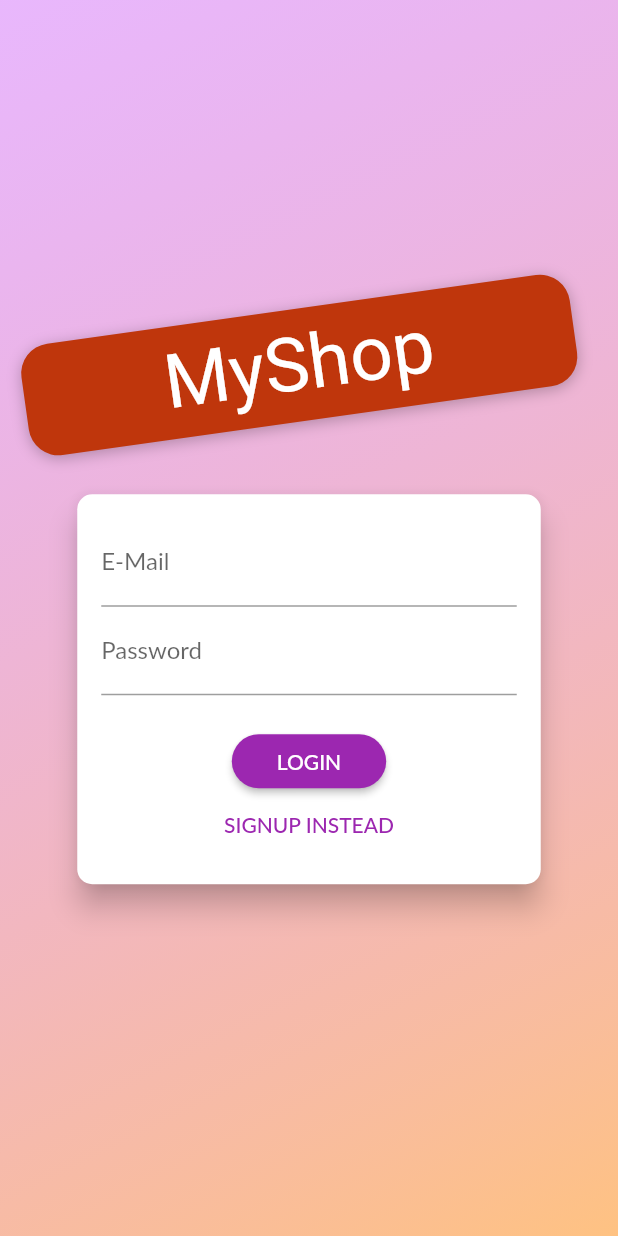
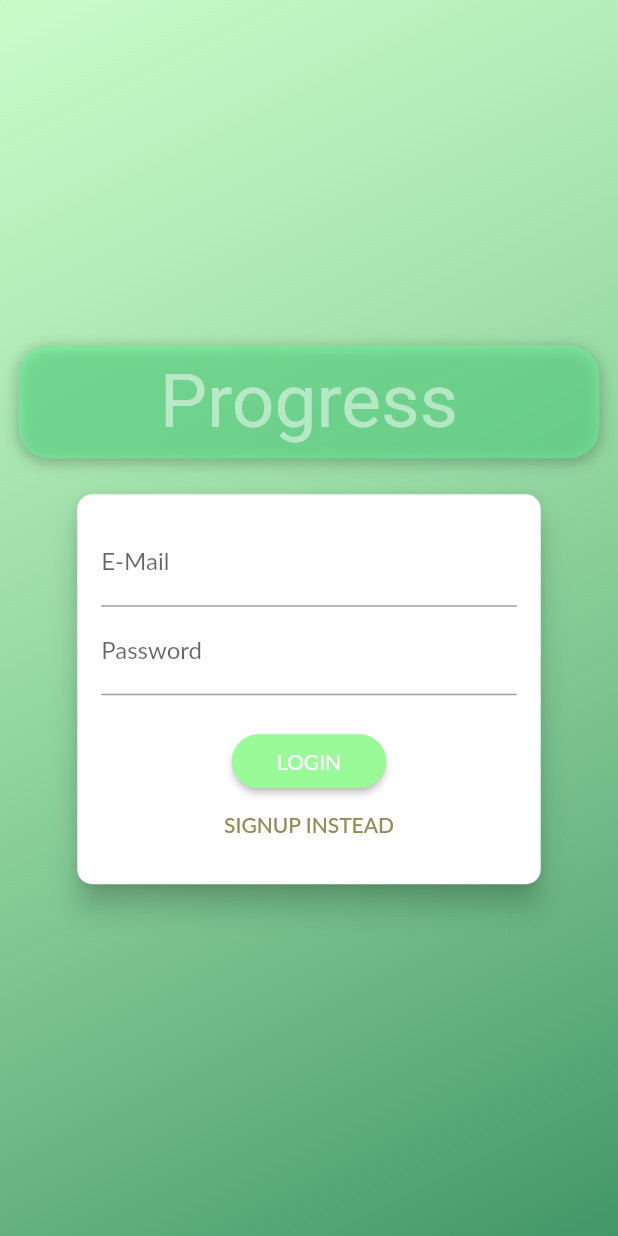
Before and after one commit to nelci592/FlutterApp, a Flutter app: the screen it shows after launch, on a phone screen of 412 x 824 dp. Run offline on Flutter 3.47's test engine with Material 2 defaults, Android fonts, the phone set to English and light mode, and no system bars; missing offline and left inert: dart:js; Roboto replaces fonts that are missing (Anton, Lato).

Commit message:
styling modified

```diff
--- a/progress_app/lib/providers/auth.dart
+++ b/progress_app/lib/providers/auth.dart
@@ -10,7 +10,7 @@ class Auth with ChangeNotifier {
 
   Future<void> _authenticate(
       String email, String password, String urlSegment) async {
-    final url = "";
+    final url =
     final response = await http.post(
       url,
       body: json.encode(
--- a/progress_app/lib/screens/auth_screen.dart
+++ b/progress_app/lib/screens/auth_screen.dart
@@ -23,8 +23,8 @@ class AuthScreen extends StatelessWidget {
             decoration: BoxDecoration(
               gradient: LinearGradient(
                 colors: [
-                  Color.fromRGBO(215, 117, 255, 1).withOpacity(0.5),
-                  Color.fromRGBO(255, 188, 117, 1).withOpacity(0.9),
+                  Color.fromRGBO(152, 251, 152, 1).withOpacity(0.5),
+                  Color.fromRGBO(46,139,87, 1).withOpacity(0.9),
                 ],
                 begin: Alignment.topLeft,
                 end: Alignment.bottomRight,
@@ -45,12 +45,12 @@ class AuthScreen extends StatelessWidget {
                       margin: EdgeInsets.only(bottom: 20.0),
                       padding:
                           EdgeInsets.symmetric(vertical: 8.0, horizontal: 94.0),
-                      transform: Matrix4.rotationZ(-8 * pi / 180)
-                        ..translate(-10.0),
+                     // transform: Matrix4.rotationZ(-8 * pi / 180)
+                     //   ..translate(-10.0),
                       // ..translate(-10.0),
                       decoration: BoxDecoration(
                         borderRadius: BorderRadius.circular(20),
-                        color: Colors.deepOrange.shade900,
+                        color:  Color.fromRGBO(100, 251, 152, 1).withOpacity(0.5),
                         boxShadow: [
                           BoxShadow(
                             blurRadius: 8,
@@ -60,10 +60,9 @@ class AuthScreen extends StatelessWidget {
                         ],
                       ),
                       child: Text(
-                        'MyShop',
+                        'Progress',
                         style: TextStyle(
-                          color: Theme.of(context).accentTextTheme.title.color,
-                          fontSize: 50,
+                          color: Color.fromRGBO( 255,255, 255, 1).withOpacity(0.5),                          fontSize: 50,
                           fontFamily: 'Anton',
                           fontWeight: FontWeight.normal,
                         ),
@@ -214,7 +213,7 @@ class _AuthCardState extends State<AuthCard> {
                     ),
                     padding:
                         EdgeInsets.symmetric(horizontal: 30.0, vertical: 8.0),
-                    color: Theme.of(context).primaryColor,
+                    color: Color.fromRGBO(152,251,152,1),
                     textColor: Theme.of(context).primaryTextTheme.button.color,
                   ),
                 FlatButton(
@@ -223,7 +222,7 @@ class _AuthCardState extends State<AuthCard> {
                   onPressed: _switchAuthMode,
                   padding: EdgeInsets.symmetric(horizontal: 30.0, vertical: 4),
                   materialTapTargetSize: MaterialTapTargetSize.shrinkWrap,
-                  textColor: Theme.of(context).primaryColor,
+                  textColor: Color.fromRGBO(146,139,87,1),
                 ),
               ],
             ),
```
